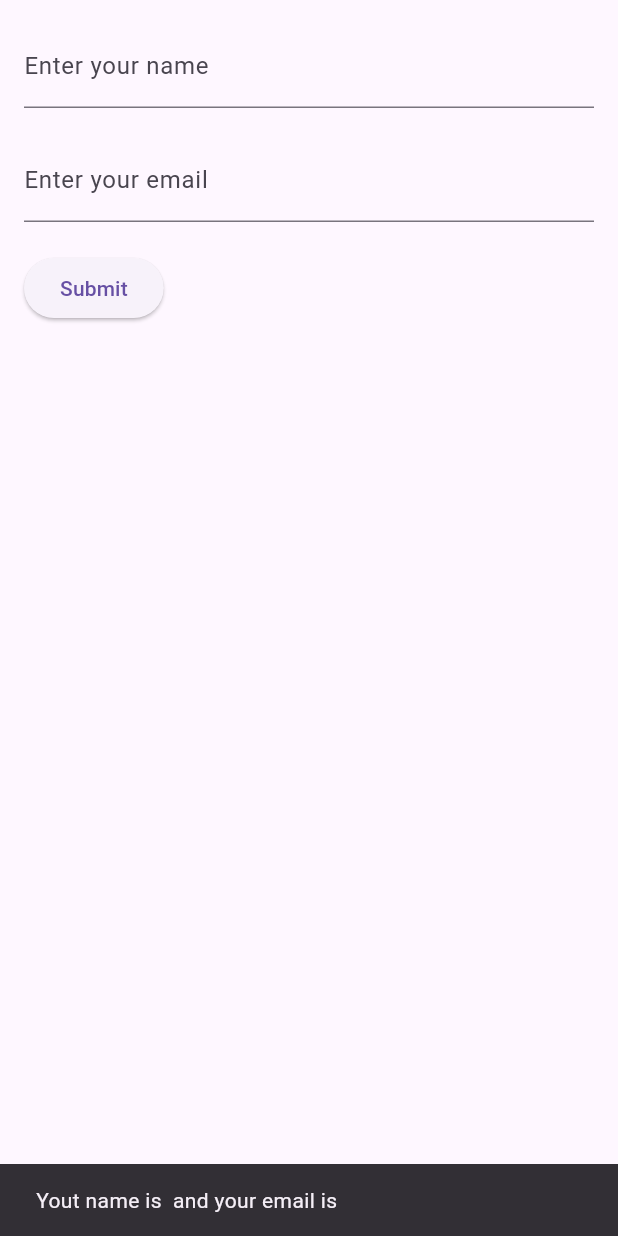
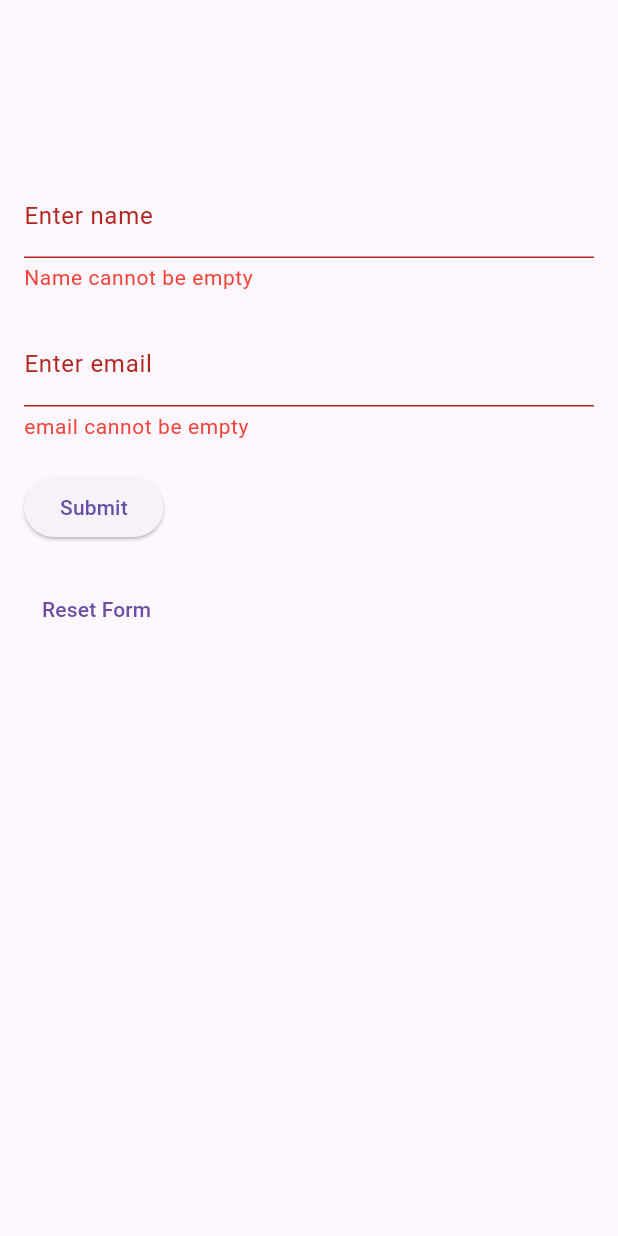
Before and after one commit to DMIT-2504/dmit2504-1241-workbook-shamsa-shams9017, a Flutter app: the screen it shows after launch, after a tap on "Submit", on a phone screen of 412 x 824 dp. Run offline on Flutter 3.47's test engine with Material 3 defaults, Android fonts, the phone set to English and light mode, and no system bars; network calls fail.

Commit message:
text form field with form

```diff
--- a/week_4_input_widgets/lib/main.dart
+++ b/week_4_input_widgets/lib/main.dart
@@ -1,5 +1,7 @@
 import 'package:flutter/material.dart';
 import 'package:week_4_input_widgets/textfield_with_controller_stateless.dart';
+import 'package:week_4_input_widgets/textfield_with_stateful.dart';
+import 'package:week_4_input_widgets/textformfield_stateful.dart';
 
 
 void main() {
@@ -14,7 +16,9 @@ class MainApp extends StatelessWidget {
     return MaterialApp(
       home: Scaffold(
         body: //SimpleTextField()
-              SimpleTextFieldController()
+              //SimpleTextFieldController()
+              //SimpleTextFieldStateful()
+              TextFormFieldStateful()
       ),
     );
   }
--- /dev/null
+++ b/week_4_input_widgets/lib/textformfield_stateful.dart
@@ -0,0 +1,114 @@
+import 'package:flutter/material.dart';
+
+
+class TextFormFieldStateful extends StatefulWidget{
+  @override
+  _TextFormFieldState createState() => _TextFormFieldState();
+}
+
+//state class for text form field
+class _TextFormFieldState extends State<TextFormFieldStateful>{
+
+  //key to manage the state of formfield
+
+  final _key = GlobalKey<FormState>();
+
+  final TextEditingController nameController = TextEditingController();
+  final TextEditingController emailController = TextEditingController();
+
+  //focus nodes for managing focus betweeen fields
+  final FocusNode nameFocusNode = FocusNode();
+  final FocusNode emailFocusNodes = FocusNode();
+
+  @override
+  void dispose(){
+    super.dispose(); //must dispose the super class states as well
+    // dispose controllers and focusnodes to prevent memory leaks
+    nameController.dispose();
+    emailController.dispose();
+    nameFocusNode.dispose();
+    emailFocusNodes.dispose();
+  }
+
+    @override
+  Widget build(BuildContext context){
+    return Padding(
+      padding: EdgeInsets.all(16.0),
+      child: Form(
+        key: _key,// pass in key to manage state
+        autovalidateMode: AutovalidateMode.onUserInteraction, //this validates automatically on user interaction
+        child: Column(
+          crossAxisAlignment: CrossAxisAlignment.start,
+          children: [
+          SizedBox(height: 100),
+
+          //name field
+          TextFormField(
+          controller: nameController,
+          focusNode: nameFocusNode,
+          decoration: InputDecoration(
+            labelText: 'Enter name',
+            errorStyle: TextStyle(
+              color: Colors.red,
+              fontSize: 14
+            ) // display error message for name
+          ),
+          validator: (value){
+            if(value == null || value.isEmpty){
+              return 'Name cannot be empty';
+            }
+          },
+
+        ),
+         SizedBox(height: 20),
+         //email text form field
+         TextFormField(
+          controller: emailController,
+          focusNode: emailFocusNodes,
+          decoration: InputDecoration(
+            labelText: 'Enter email',
+            errorStyle: TextStyle(
+              color: Colors.red,
+              fontSize: 14
+            ) // display error message for name
+          ),
+          validator: (value){
+            if(value == null || value.isEmpty){
+              return 'email cannot be empty';
+            }
+          },
+
+        ),
+        SizedBox(height: 20),
+        ElevatedButton(
+          onPressed: () {
+            //get data from controller
+            String name = nameController.text;
+            String email = emailController.text;
+           if(_key.currentState!.validate()){
+             ScaffoldMessenger.of(context).showSnackBar(
+                  SnackBar(
+                    content: Text('Form submitted. Your name is $name and your email is $email')
+                  )
+                );
+           }
+          }, child: Text('Submit'),
+        ),
+        SizedBox(height: 20),
+        TextButton(
+          child: Text('Reset Form'),
+          onPressed: (){
+            _key.currentState!.reset();
+            nameController.clear();
+            emailController.clear();
+
+          }
+        )
+
+          ]
+        )
+      )
+
+    );
+  }
+  }
```
Also changed, not shown: week_4_input_widgets/lib/textfield_with_stateful.dart (added, +104 -0 lines).
